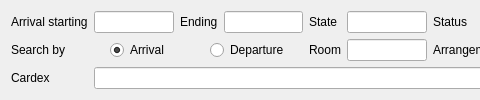
Old version of the form Filter/freservationscommon.ui in the repository End1-1/Resort; both pictures show x 0 to 480 and y 0 to 100 of the 826 by 100 pixel window.
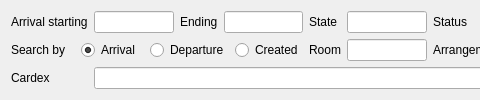
New version of the form. Custom widgets are drawn as their Qt base class.

What changed in the file:
```diff
--- a/Filter/freservationscommon.ui
+++ b/Filter/freservationscommon.ui
@@ -74,6 +74,13 @@
           </property>
          </widget>
         </item>
+        <item>
+         <widget class="QRadioButton" name="rbCreated">
+          <property name="text">
+           <string>Created</string>
+          </property>
+         </widget>
+        </item>
        </layout>
       </widget>
      </item>
```
